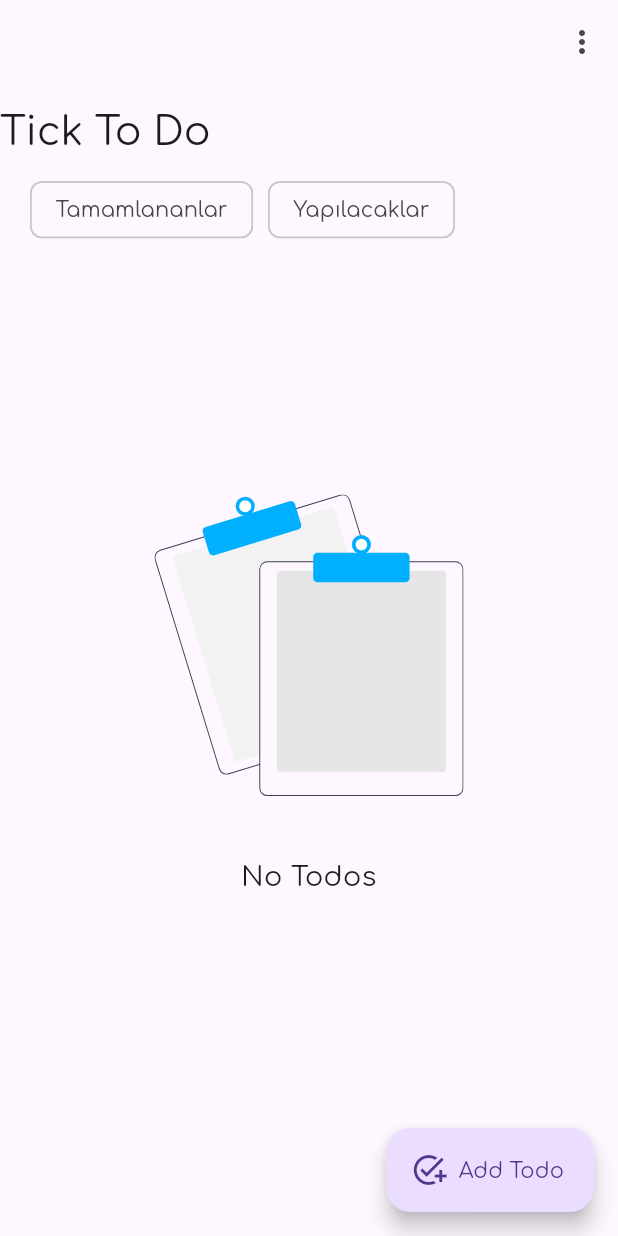
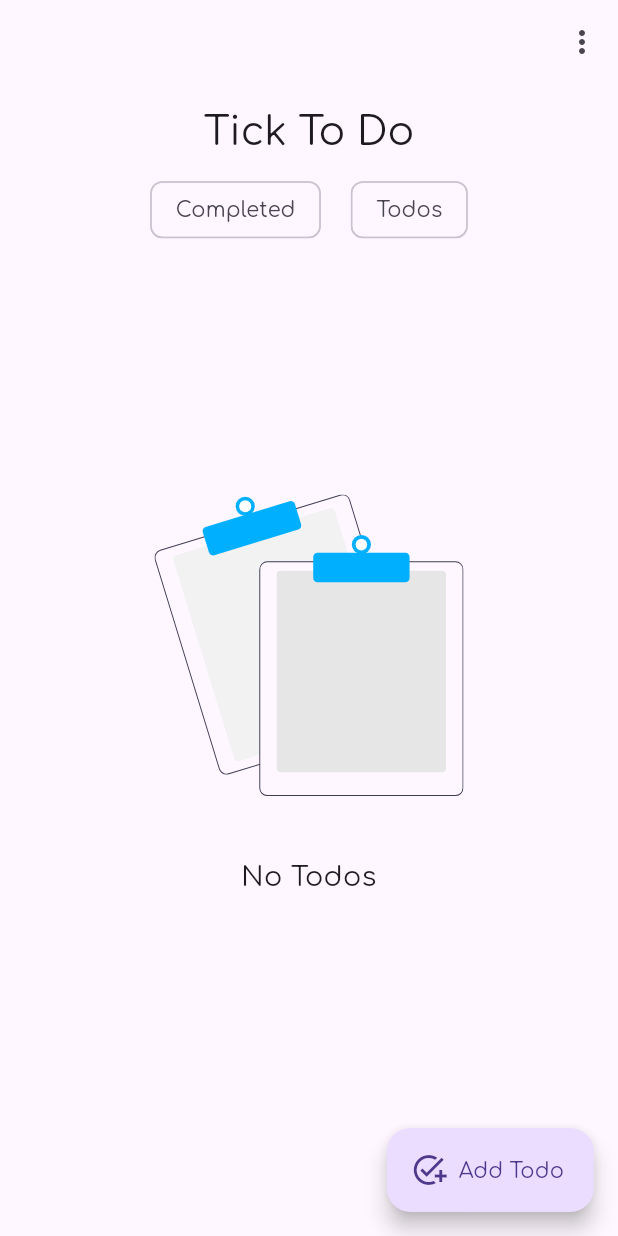
Before and after one commit to erkam-dev/tick_to_do, a Flutter app: the screen it shows once a user with an empty profile is signed in, on a phone screen of 412 x 824 dp. Run offline on Flutter 3.47's test engine with Material 2 defaults, Android fonts, the phone set to English and light mode, and no system bars; drawn by our look-alikes of showcaseview; our stand-ins replace circular_countdown_timer, cloud_firestore, firebase_auth, firebase_core, flutter_svg, flutter_vector_icons and 2 more; accounts and stored records are empty; generated files the repository leaves out were written again.

Commit message:
fix: minor improvements

```diff
--- a/lib/page/create_todo_page.dart
+++ b/lib/page/create_todo_page.dart
@@ -51,6 +51,7 @@ class _CreateTodoPageState extends State<CreateTodoPage> {
             Form(
               key: titleFormKey,
               child: TextFormField(
+                autofocus: true,
                 controller: titleController,
                 validator: (value) {
                   if ((value ?? "").isEmpty) {
--- a/lib/page/home_page.dart
+++ b/lib/page/home_page.dart
@@ -36,17 +36,19 @@ class _HomePageState extends State<HomePage> {
             ),
             expandedTitleScale: 1.2,
             titlePadding: const EdgeInsets.only(bottom: 60),
+            centerTitle: true,
           ),
           bottom: PreferredSize(
             preferredSize: const Size.fromHeight(50),
             child: SizedBox(
               height: 50,
-              child: ListView(
-                padding: const EdgeInsets.symmetric(horizontal: 20),
+              child: SingleChildScrollView(
                 scrollDirection: Axis.horizontal,
+                child: Row(
+                  mainAxisAlignment: MainAxisAlignment.center,
                   children: [
                     ChoiceChip(
-                    label: const Text("Tamamlananlar"),
+                      label: Text(AppLocalizations.of(context)!.completed),
                       selected: completed,
                       onSelected: (value) {
                         setState(() {
@@ -54,9 +56,9 @@ class _HomePageState extends State<HomePage> {
                         });
                       },
                     ),
-                  const SizedBox(width: 10),
+                    const SizedBox(width: 20),
                     ChoiceChip(
-                    label: const Text("Yapılacaklar"),
+                      label: Text(AppLocalizations.of(context)!.todos),
                       selected: todos,
                       onSelected: (value) {
                         setState(() {
@@ -65,6 +67,7 @@ class _HomePageState extends State<HomePage> {
                       },
                     ),
                   ],
+                ),
               ),
             ),
           ),
--- a/lib/page/todo_list.dart
+++ b/lib/page/todo_list.dart
@@ -37,7 +37,7 @@ class _TodoListState extends State<TodoList> {
       builder: (context, AsyncSnapshot<List<Todo>> snapshot) {
         switch (snapshot.connectionState) {
           case ConnectionState.waiting:
-            return const CircularProgressIndicator.adaptive();
+            return const Center(child: CircularProgressIndicator.adaptive());
           default:
             if (snapshot.hasError) {
               return buildError(context);
--- a/pubspec.yaml
+++ b/pubspec.yaml
@@ -52,12 +52,12 @@ dependencies:
   circular_countdown_timer: ^0.2.3
 
   #Flutter Launcher Icons
-  flutter_launcher_icons: ^0.12.0
+  flutter_launcher_icons: ^0.13.1
 
   #Flutter Localizations
   flutter_localizations:
     sdk: flutter
-  intl: ^0.17.0
+  intl: ^0.18.0
 
   #Provider
   provider: ^6.0.5
@@ -67,7 +67,7 @@ dependencies:
   flutter_vector_icons: ^2.0.0
 
   #Flutter Slidable Package
-  flutter_slidable: ^2.0.0
+  flutter_slidable: ^3.0.0
 
   #Form Field Validator
   form_field_validator: ^1.1.0
```
Also changed, not shown: pubspec.lock, 1 other file. Lines whose indentation alone changed are shown as unchanged.
